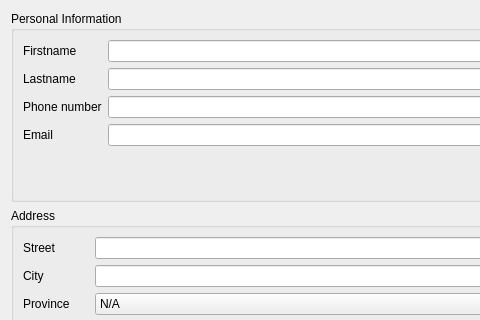
Above: SLT_Application/SLT_Application/AssessorForm.ui from amaralBruno27866/SLT_Solution before the change; both pictures show x 0 to 480 and y 0 to 320 of the 720 by 455 pixel window. Below: the same form after it.
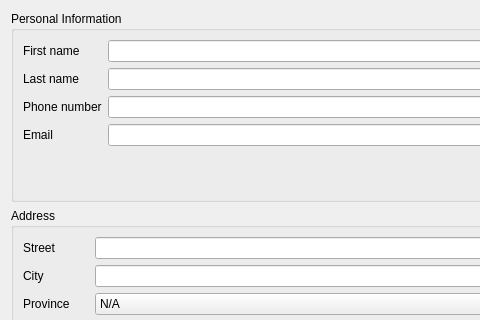
That is the form after the change.

Patch:
```diff
--- a/SLT_Application/SLT_Application/AssessorForm.ui
+++ b/SLT_Application/SLT_Application/AssessorForm.ui
@@ -39,7 +39,7 @@
          </font>
         </property>
         <property name="text">
-         <string>Firstname</string>
+         <string>First name</string>
         </property>
        </widget>
       </item>
@@ -60,7 +60,7 @@
          </font>
         </property>
         <property name="text">
-         <string>Lastname</string>
+         <string>Last name</string>
         </property>
        </widget>
       </item>
```
